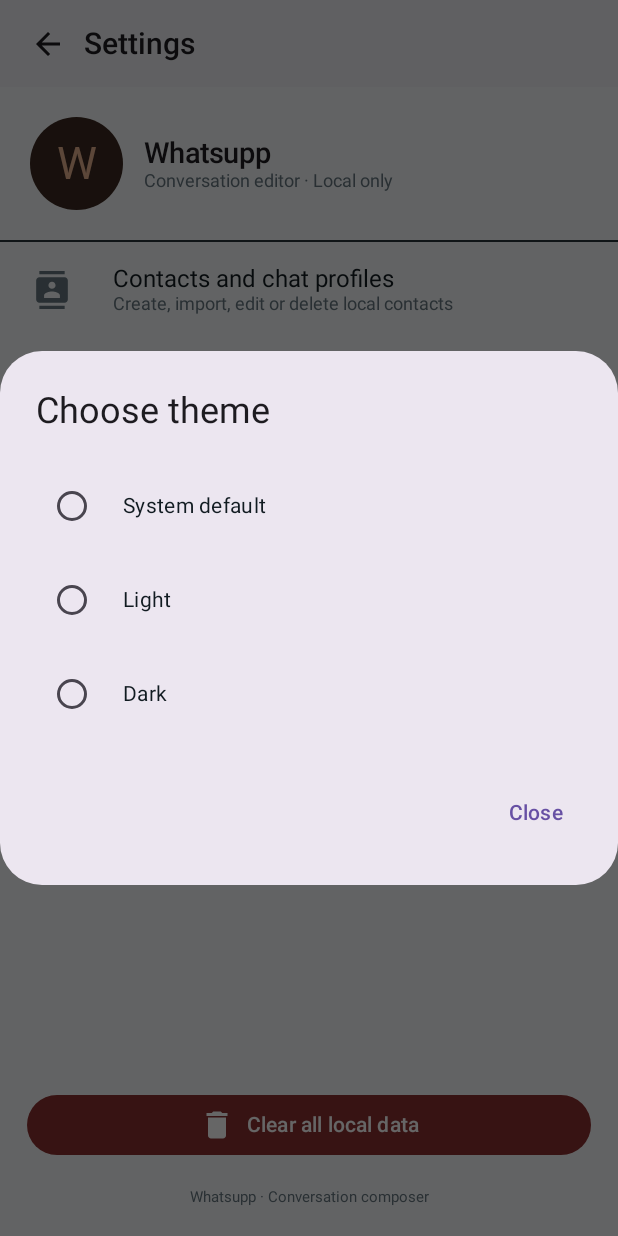
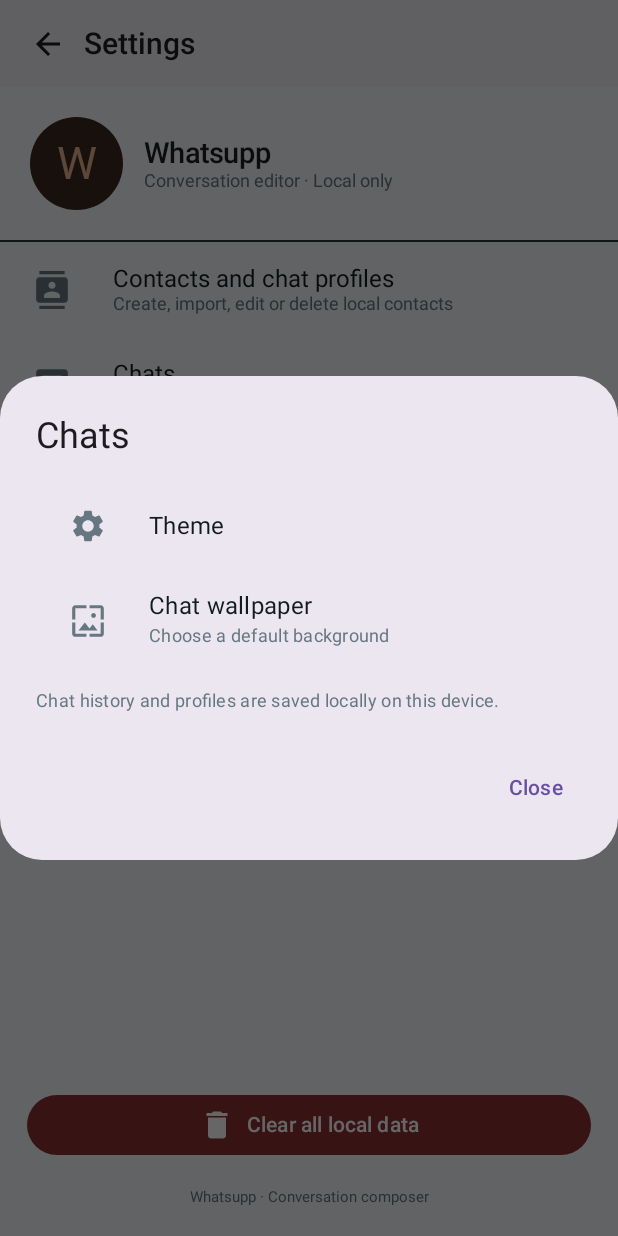
Before and after one commit to Sirrlevi/Whatsupp, an Android app built with Jetpack Compose: the composable SettingsScreen called with empty values, after a tap on "Chats", on a phone screen of 412 x 824 dp. Run offline under Robolectric (Android 15) with nearby library versions, the phone set to English and light mode, and no system bars.

Commit message:
Add global default chat wallpaper in Chats settings

```diff
--- a/app/src/main/java/com/sirrlevi/whatsupp/MainActivity.kt
+++ b/app/src/main/java/com/sirrlevi/whatsupp/MainActivity.kt
@@ -111,6 +111,10 @@ private object ThemeState {
     }
 }
 
+private object WallpaperState {
+    var defaultUri by mutableStateOf<String?>(null)
+}
+
 private val AppBg: Color get() = if (ThemeState.isDark) Color(0xFF0B141A) else Color(0xFFF7F9FA)
 private val AppSurface: Color get() = if (ThemeState.isDark) Color(0xFF202C33) else Color(0xFFFFFFFF)
 private val AppSurface2: Color get() = if (ThemeState.isDark) Color(0xFF111B21) else Color(0xFFF0F2F5)
@@ -127,6 +131,7 @@ class MainActivity : ComponentActivity() {
         val database = WhatsuppDatabase.get(applicationContext)
         val preferences = getSharedPreferences("whatsupp-preferences", Context.MODE_PRIVATE)
         ThemeState.mode = preferences.getString("theme_mode", "system") ?: "system"
+        WallpaperState.defaultUri = preferences.getString("default_chat_wallpaper", null)
         ThemeState.systemIsDark = (resources.configuration.uiMode and Configuration.UI_MODE_NIGHT_MASK) == Configuration.UI_MODE_NIGHT_YES
         setContent {
             val scheme = if (ThemeState.isDark) {
@@ -176,6 +181,7 @@ private fun WhatsuppApp(database: WhatsuppDatabase) {
     var showNewContact by remember { mutableStateOf(false) }
     var showSettings by remember { mutableStateOf(false) }
     var themeMode by remember { mutableStateOf(ThemeState.mode) }
+    var defaultWallpaperUri by remember { mutableStateOf(WallpaperState.defaultUri) }
     var snackbarText by remember { mutableStateOf<String?>(null) }
     val snackbarHost = remember { androidx.compose.material3.SnackbarHostState() }
 
@@ -226,11 +232,18 @@ private fun WhatsuppApp(database: WhatsuppDatabase) {
                 )
                 route == "settings" -> SettingsScreen(
                     themeMode = themeMode,
+                    defaultWallpaperUri = defaultWallpaperUri,
                     onThemeModeChange = { selected ->
                         themeMode = selected
                         ThemeState.mode = selected
                         context.getSharedPreferences("whatsupp-preferences", Context.MODE_PRIVATE)
                             .edit().putString("theme_mode", selected).apply()
+                    },
+                    onDefaultWallpaperChange = { uri ->
+                        defaultWallpaperUri = uri
+                        WallpaperState.defaultUri = uri
+                        context.getSharedPreferences("whatsupp-preferences", Context.MODE_PRIVATE)
+                            .edit().putString("default_chat_wallpaper", uri).apply()
                     },
                     onBack = { route = "home" },
                     onManageContacts = { route = "contacts" },
@@ -657,7 +670,7 @@ private fun ChatScreen(
         context.getSharedPreferences("whatsupp-chat-settings", Context.MODE_PRIVATE)
     }
     var wallpaperUri by remember(contact.id) {
-        mutableStateOf(wallpaperPreferences.getString("wallpaper_${contact.id}", null))
+        mutableStateOf(wallpaperPreferences.getString("wallpaper_${contact.id}", null) ?: WallpaperState.defaultUri)
     }
     val localView = LocalView.current
     val wallpaperPicker = rememberLauncherForActivityResult(ActivityResultContracts.PickVisualMedia()) { uri ->
@@ -754,7 +767,7 @@ private fun ChatScreen(
                             leadingIcon = { Icon(Icons.Default.Delete, null) },
                             onClick = {
                                 showChatMenu = false
-                                wallpaperUri = null
+                                wallpaperUri = WallpaperState.defaultUri
                                 wallpaperPreferences.edit().remove("wallpaper_${contact.id}").apply()
                                 onNotify("Default chat wallpaper restored")
                             }
@@ -1516,13 +1529,23 @@ private fun ProfileToggleRow(icon: androidx.compose.ui.graphics.vector.ImageVect
 @Composable
 private fun SettingsScreen(
     themeMode: String,
+    defaultWallpaperUri: String?,
     onThemeModeChange: (String) -> Unit,
+    onDefaultWallpaperChange: (String?) -> Unit,
     onBack: () -> Unit,
     onManageContacts: () -> Unit,
     onClearData: () -> Unit
 ) {
     var showConfirm by remember { mutableStateOf(false) }
     var showThemeDialog by remember { mutableStateOf(false) }
+    var showChatsDialog by remember { mutableStateOf(false) }
+    val context = LocalContext.current
+    val defaultWallpaperPicker = rememberLauncherForActivityResult(ActivityResultContracts.PickVisualMedia()) { uri ->
+        if (uri != null) {
+            try { context.contentResolver.takePersistableUriPermission(uri, Intent.FLAG_GRANT_READ_URI_PERMISSION) } catch (_: Exception) { }
+            onDefaultWallpaperChange(uri.toString())
+        }
+    }
     Column(Modifier.fillMaxSize().background(AppBg)) {
         Row(Modifier.fillMaxWidth().height(58.dp).background(AppSurface2).padding(horizontal = 8.dp), verticalAlignment = Alignment.CenterVertically) {
             IconButton(onClick = onBack) { Icon(Icons.AutoMirrored.Filled.ArrowBack, null) }
@@ -1540,7 +1563,7 @@ private fun SettingsScreen(
         }
         Divider(color = Color(0xFF27343A))
         ProfileInfoRow(Icons.Default.Contacts, "Contacts and chat profiles", "Create, import, edit or delete local contacts", onManageContacts)
-        ProfileInfoRow(Icons.Default.Wallpaper, "Chats", "Theme, chat wallpapers and saved history") { showThemeDialog = true }
+        ProfileInfoRow(Icons.Default.Chat, "Chats", "Theme, chat wallpapers and saved history") { showChatsDialog = true }
         ProfileInfoRow(Icons.Default.Shield, "Privacy and safety", "No messaging, calling or internet permission") { }
         ProfileInfoRow(Icons.Default.Info, "About", "Conversation edits stay on this device") { }
         Spacer(Modifier.weight(1f))
@@ -1548,6 +1571,46 @@ private fun SettingsScreen(
             Icon(Icons.Default.Delete, null); Spacer(Modifier.width(8.dp)); Text("Clear all local data")
         }
         Text("Whatsupp · Conversation composer", color = AppMuted, fontSize = 10.sp, modifier = Modifier.align(Alignment.CenterHorizontally).padding(bottom = 20.dp))
+    }
+    if (showChatsDialog) {
+        AlertDialog(
+            onDismissRequest = { showChatsDialog = false },
+            title = { Text("Chats") },
+            text = {
+                Column {
+                    ProfileInfoRow(Icons.Default.Settings, "Theme", themeMode.replaceFirstChar { it.uppercase() }) {
+                        showChatsDialog = false
+                        showThemeDialog = true
+                    }
+                    ProfileInfoRow(
+                        Icons.Default.Wallpaper,
+                        "Chat wallpaper",
+                        if (defaultWallpaperUri.isNullOrBlank()) "Choose a default background" else "Default background is set"
+                    ) {
+                        showChatsDialog = false
+                        defaultWallpaperPicker.launch(
+                            androidx.activity.result.PickVisualMediaRequest(ActivityResultContracts.PickVisualMedia.ImageOnly)
+                        )
+                    }
+                    if (!defaultWallpaperUri.isNullOrBlank()) {
+                        TextButton(
+                            onClick = {
+                                onDefaultWallpaperChange(null)
+                                showChatsDialog = false
+                            },
+                            modifier = Modifier.fillMaxWidth()
+                        ) { Text("Remove default wallpaper") }
+                    }
+                    Text(
+                        "Chat history and profiles are saved locally on this device.",
+                        color = AppMuted,
+                        fontSize = 12.sp,
+                        modifier = Modifier.padding(top = 8.dp)
+                    )
+                }
+            },
+            confirmButton = { TextButton(onClick = { showChatsDialog = false }) { Text("Close") } }
+        )
     }
     if (showThemeDialog) {
         AlertDialog(
```
